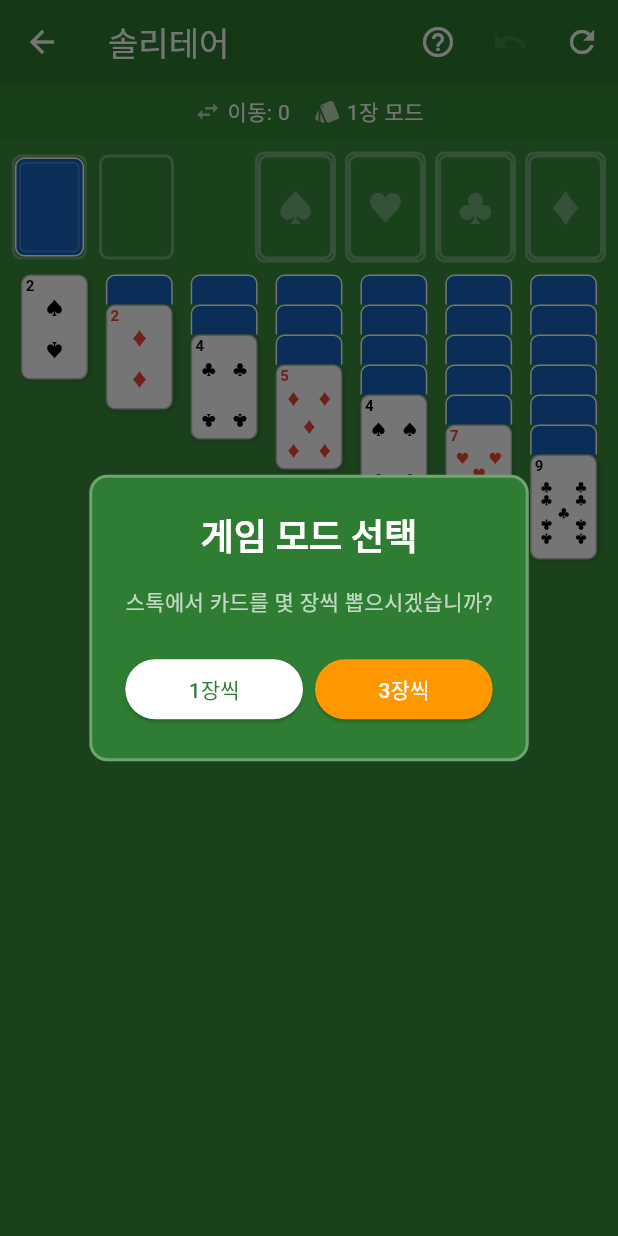
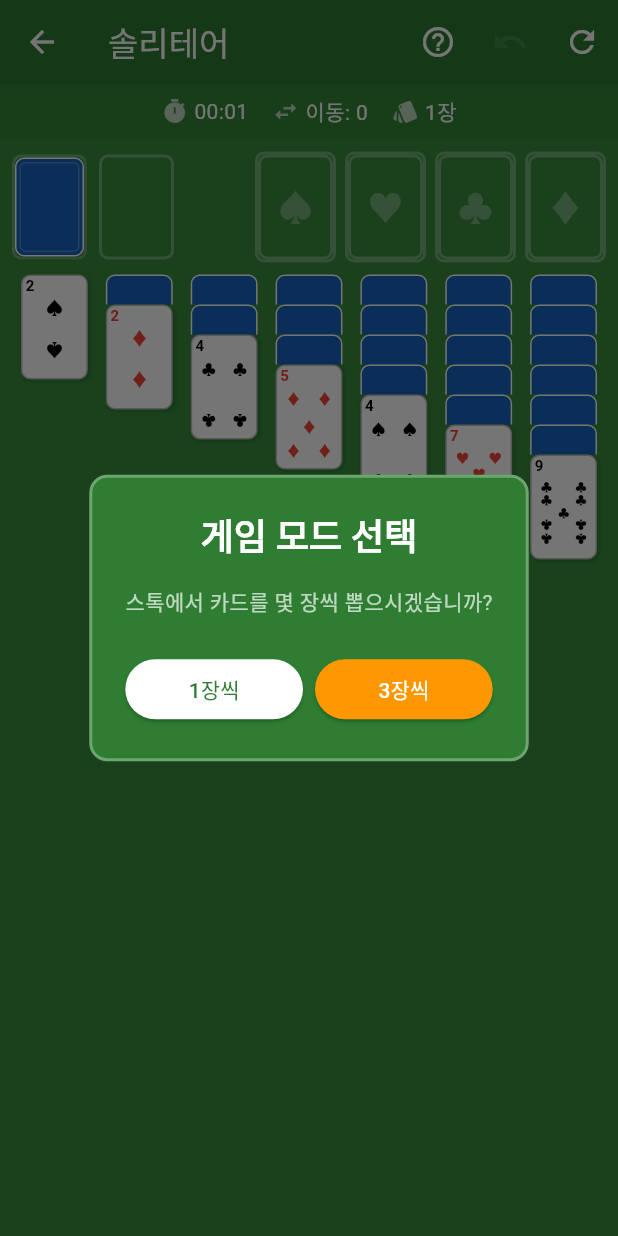
Before and after one commit to mhpark03/games, a Flutter app: the screen it shows after launch, after a tap on "SOLITAIRE", on a phone screen of 412 x 824 dp. Run offline on Flutter 3.47's test engine with Material 3 defaults, Android fonts, the phone set to English and light mode, and no system bars; our stand-ins replace shared_preferences.

Commit message:
솔리테어 상태바에 게임 시간 표시 추가

```diff
--- a/lib/games/solitaire/solitaire_screen.dart
+++ b/lib/games/solitaire/solitaire_screen.dart
@@ -1,6 +1,7 @@
 import 'package:flutter/material.dart';
 import 'package:flutter/services.dart';
 import 'dart:math';
+import 'dart:async';
 import '../../services/game_save_service.dart';
 
 enum Suit { hearts, diamonds, clubs, spades }
@@ -95,6 +96,10 @@ class _SolitaireScreenState extends State<SolitaireScreen> {
   // Undo 히스토리
   List<Map<String, dynamic>> _undoHistory = [];
 
+  // 게임 타이머
+  Timer? _timer;
+  int _elapsedSeconds = 0;
+
   @override
   void initState() {
     super.initState();
@@ -103,9 +108,31 @@ class _SolitaireScreenState extends State<SolitaireScreen> {
 
   @override
   void dispose() {
+    _timer?.cancel();
     // 화면을 나갈 때 상태바 복원
     SystemChrome.setEnabledSystemUIMode(SystemUiMode.edgeToEdge);
     super.dispose();
+  }
+
+  void _startTimer() {
+    _timer?.cancel();
+    _timer = Timer.periodic(const Duration(seconds: 1), (timer) {
+      if (!isGameWon) {
+        setState(() {
+          _elapsedSeconds++;
+        });
+      }
+    });
+  }
+
+  void _stopTimer() {
+    _timer?.cancel();
+  }
+
+  String _formatTime(int seconds) {
+    final minutes = seconds ~/ 60;
+    final secs = seconds % 60;
+    return '${minutes.toString().padLeft(2, '0')}:${secs.toString().padLeft(2, '0')}';
   }
 
   Future<void> _checkSavedGame() async {
@@ -274,6 +301,7 @@ class _SolitaireScreenState extends State<SolitaireScreen> {
       'waste': waste.map((c) => c.toJson()).toList(),
       'moves': moves,
       'drawCount': drawCount,
+      'elapsedSeconds': _elapsedSeconds,
     };
 
     await GameSaveService.saveGame('solitaire', gameState);
@@ -307,6 +335,7 @@ class _SolitaireScreenState extends State<SolitaireScreen> {
 
           moves = gameState['moves'] as int;
           drawCount = gameState['drawCount'] as int? ?? 1;
+          _elapsedSeconds = gameState['elapsedSeconds'] as int? ?? 0;
           isGameWon = false;
           draggedCards = null;
           dragSource = null;
@@ -319,6 +348,7 @@ class _SolitaireScreenState extends State<SolitaireScreen> {
             }
           }
         });
+        _startTimer();
       } catch (e) {
         _initGame();
       }
@@ -341,6 +371,8 @@ class _SolitaireScreenState extends State<SolitaireScreen> {
     dragSource = null;
     dragSourceIndex = null;
     _undoHistory = [];
+    _elapsedSeconds = 0;
+    _startTimer();
   }
 
   // 역방향 딜로 항상 풀 수 있는 게임 생성
@@ -918,6 +950,13 @@ class _SolitaireScreenState extends State<SolitaireScreen> {
               child: Row(
                 mainAxisAlignment: MainAxisAlignment.center,
                 children: [
+                  Icon(Icons.timer, color: Colors.white70, size: 18),
+                  const SizedBox(width: 4),
+                  Text(
+                    _formatTime(_elapsedSeconds),
+                    style: const TextStyle(color: Colors.white, fontSize: 14),
+                  ),
+                  const SizedBox(width: 16),
                   Icon(Icons.swap_horiz, color: Colors.white70, size: 18),
                   const SizedBox(width: 4),
                   Text(
@@ -928,7 +967,7 @@ class _SolitaireScreenState extends State<SolitaireScreen> {
                   Icon(Icons.style, color: Colors.white70, size: 18),
                   const SizedBox(width: 4),
                   Text(
-                    '${drawCount}장 모드',
+                    '${drawCount}장',
                     style: const TextStyle(color: Colors.white, fontSize: 14),
                   ),
                 ],
@@ -1004,7 +1043,7 @@ class _SolitaireScreenState extends State<SolitaireScreen> {
                           borderRadius: BorderRadius.circular(12),
                         ),
                         child: Text(
-                          '이동: $moves (${drawCount}장)',
+                          '${_formatTime(_elapsedSeconds)} | 이동: $moves (${drawCount}장)',
                           style: const TextStyle(
                             color: Colors.white70,
                             fontSize: 12,
```
